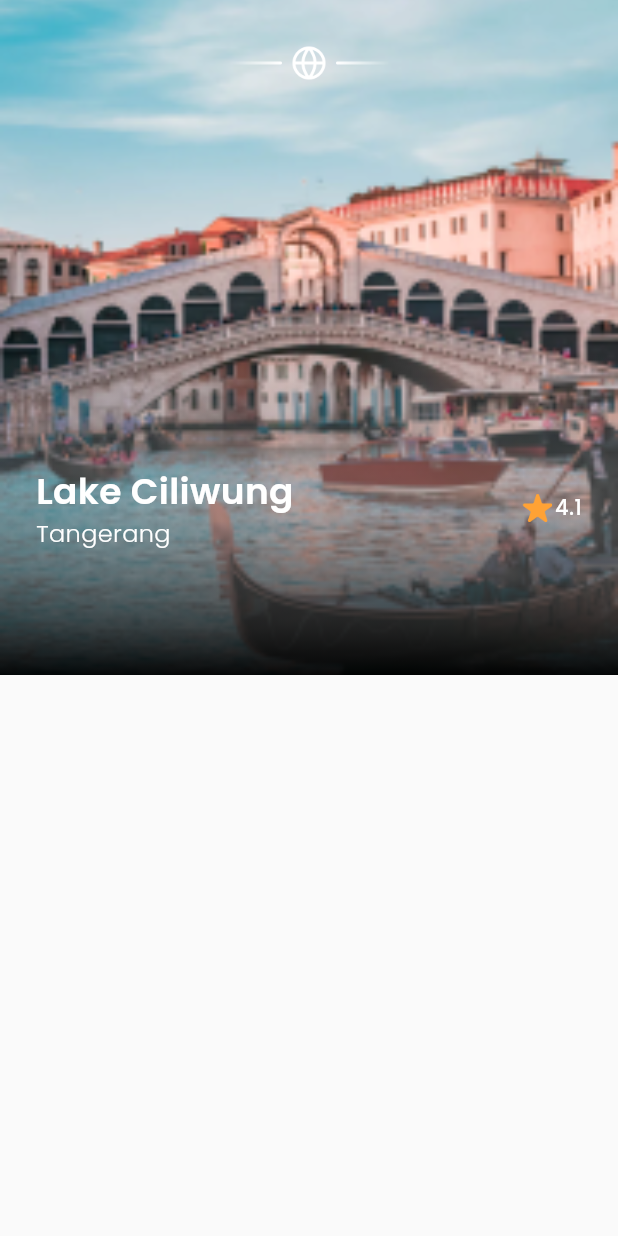
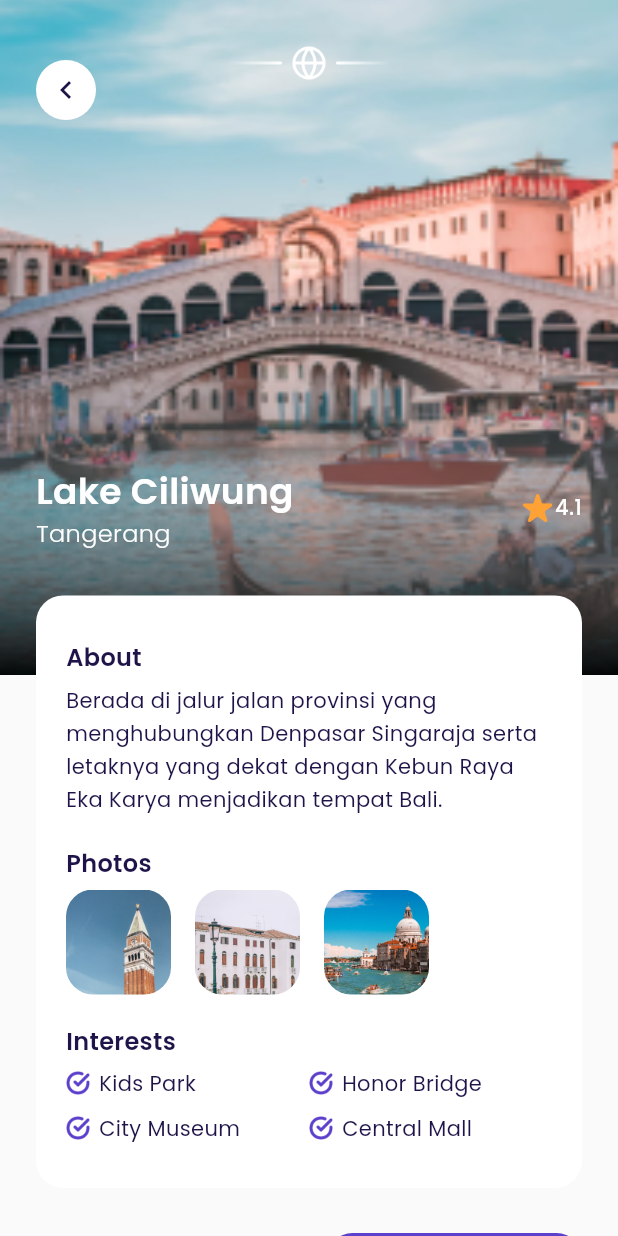
Before and after one commit to acepnurmansidik/M-airplane, a Flutter app: the MainPage screen opened by its route, after a tap on "4.8", on a phone screen of 412 x 824 dp. Run offline on Flutter 3.47's test engine with Material 3 defaults, Android fonts, the phone set to English and light mode, and no system bars; our stand-ins replace google_fonts.

Commit message:
completed detail page

```diff
--- a/lib/page/detail_page.dart
+++ b/lib/page/detail_page.dart
@@ -1,4 +1,7 @@
 import 'package:airplane/theme.dart';
+import 'package:airplane/widgets/custom_buttom.dart';
+import 'package:airplane/widgets/interest_item.dart';
+import 'package:airplane/widgets/photo_item.dart';
 import 'package:flutter/cupertino.dart';
 import 'package:flutter/material.dart';
 import 'package:flutter/widgets.dart';
@@ -92,16 +95,157 @@ class DetailPage extends StatelessWidget {
                   ),
                 ],
               ),
+            ),
+
+            // NOTE: DESCRIPTION
+            Container(
+              width: double.infinity,
+              margin: EdgeInsets.only(top: 30),
+              padding: EdgeInsets.symmetric(horizontal: 20, vertical: 30),
+              decoration: BoxDecoration(
+                  color: kWhiteColor, borderRadius: BorderRadius.circular(18)),
+              child: Column(
+                crossAxisAlignment: CrossAxisAlignment.start,
+                children: [
+                  Text(
+                    'About',
+                    style: blackTextStyle.copyWith(
+                        fontSize: 16, fontWeight: semibold),
+                  ),
+                  SizedBox(
+                    height: 6,
+                  ),
+                  Text(
+                    'Berada di jalur jalan provinsi yang menghubungkan Denpasar Singaraja serta letaknya yang dekat dengan Kebun Raya Eka Karya menjadikan tempat Bali.',
+                    style: blackTextStyle.copyWith(height: 1.6),
+                  ),
+
+                  // NOTE: PHOTOS
+                  SizedBox(
+                    height: 20,
+                  ),
+                  Text(
+                    'Photos',
+                    style: blackTextStyle.copyWith(
+                        fontSize: 16, fontWeight: semibold),
+                  ),
+                  SizedBox(
+                    height: 6,
+                  ),
+                  SingleChildScrollView(
+                    scrollDirection: Axis.horizontal,
+                    child: Row(
+                      children: [
+                        PhotoItem(
+                          imageUrl: 'assets/img_photo1.png',
+                        ),
+                        PhotoItem(
+                          imageUrl: 'assets/img_photo2.png',
+                        ),
+                        PhotoItem(
+                          imageUrl: 'assets/img_photo3.png',
+                        ),
+                      ],
+                    ),
+                  ),
+
+                  // NOTE: INTEREST
+                  SizedBox(
+                    height: 20,
+                  ),
+                  Text(
+                    'Interests',
+                    style: blackTextStyle.copyWith(
+                        fontSize: 16, fontWeight: semibold),
+                  ),
+                  SizedBox(
+                    height: 6,
+                  ),
+                  Row(
+                    children: [
+                      InterestItem(text: 'Kids Park'),
+                      InterestItem(text: 'Honor Bridge'),
+                    ],
+                  ),
+                  SizedBox(
+                    height: 10,
+                  ),
+                  Row(
+                    children: [
+                      InterestItem(text: 'City Museum'),
+                      InterestItem(text: 'Central Mall'),
+                    ],
+                  ),
+                ],
+              ),
+            ),
+
+            // PRICE & BOOK
+            Container(
+              width: double.infinity,
+              margin: EdgeInsets.symmetric(vertical: 30),
+              child: Row(
+                children: [
+                  Expanded(
+                    child: Column(
+                      crossAxisAlignment: CrossAxisAlignment.start,
+                      children: [
+                        Text(
+                          'IDR 2.500.000',
+                          style: blackTextStyle.copyWith(
+                              fontSize: 18, fontWeight: medium),
+                        ),
+                        SizedBox(
+                          height: 5,
+                        ),
+                        Text('per orang', style: greyTextStyle),
+                      ],
+                    ),
+                  ),
+                  CustomButtom(
+                    title: 'Book Now',
+                    onPressed: () {},
+                    width: 170,
+                  )
+                ],
+              ),
             )
           ],
         ),
       );
     }
 
+    Widget buttonBack() {
+      return GestureDetector(
+        onTap: () {
+          Navigator.pop(context);
+        },
+        child: Container(
+          margin: EdgeInsets.only(top: 40, left: 24),
+          height: 40,
+          width: 40,
+          decoration: BoxDecoration(
+              color: kWhiteColor, borderRadius: BorderRadius.circular(50)),
+          child: Icon(
+            Icons.chevron_left,
+            color: kBlackColor,
+          ),
+        ),
+      );
+    }
+
     return Scaffold(
       backgroundColor: kBackgroundColor,
-      body: Stack(
-        children: [backgroundImage(), customShadow(), content()],
+      body: SingleChildScrollView(
+        scrollDirection: Axis.vertical,
+        child: Stack(
+          children: [
+            backgroundImage(),
+            customShadow(),
+            content(),
+            buttonBack(),
+          ],
+        ),
       ),
     );
   }
--- a/lib/widgets/destination_tile.dart
+++ b/lib/widgets/destination_tile.dart
@@ -1,3 +1,4 @@
+import 'package:airplane/page/detail_page.dart';
 import 'package:airplane/theme.dart';
 import 'package:flutter/material.dart';
 import 'package:flutter/widgets.dart';
@@ -16,7 +17,12 @@ class DestinationTile extends StatelessWidget {
 
   @override
   Widget build(BuildContext context) {
-    return Container(
+    return GestureDetector(
+      onTap: () {
+        Navigator.push(
+            context, MaterialPageRoute(builder: (context) => DetailPage()));
+      },
+      child: Container(
         margin: EdgeInsets.only(top: 16),
         padding: EdgeInsets.all(10),
         decoration: BoxDecoration(
@@ -38,8 +44,8 @@ class DestinationTile extends StatelessWidget {
                 children: [
                   Text(
                     name,
-                  style:
-                      blackTextStyle.copyWith(fontSize: 18, fontWeight: medium),
+                    style: blackTextStyle.copyWith(
+                        fontSize: 18, fontWeight: medium),
                   ),
                   SizedBox(
                     height: 5,
@@ -70,6 +76,7 @@ class DestinationTile extends StatelessWidget {
             )
           ],
         ),
+      ),
     );
   }
 }
--- /dev/null
+++ b/lib/widgets/interest_item.dart
@@ -0,0 +1,30 @@
+import 'package:airplane/theme.dart';
+import 'package:flutter/material.dart';
+
+class InterestItem extends StatelessWidget {
+  final String text;
+  const InterestItem({super.key, required this.text});
+
+  @override
+  Widget build(BuildContext context) {
+    return Expanded(
+      child: Row(
+        children: [
+          Container(
+            width: 16,
+            height: 16,
+            margin: EdgeInsets.only(right: 6),
+            decoration: BoxDecoration(
+                image: DecorationImage(
+                    fit: BoxFit.cover,
+                    image: AssetImage('assets/icon_check.png'))),
+          ),
+          Text(
+            text,
+            style: blackTextStyle,
+          )
+        ],
+      ),
+    );
+  }
+}
--- /dev/null
+++ b/lib/widgets/photo_item.dart
@@ -0,0 +1,19 @@
+import 'package:flutter/material.dart';
+
+class PhotoItem extends StatelessWidget {
+  final String imageUrl;
+  const PhotoItem({super.key, required this.imageUrl});
+
+  @override
+  Widget build(BuildContext context) {
+    return Container(
+      height: 70,
+      width: 70,
+      margin: EdgeInsets.only(right: 16),
+      decoration: BoxDecoration(
+          borderRadius: BorderRadius.circular(18),
+          image:
+              DecorationImage(fit: BoxFit.cover, image: AssetImage(imageUrl))),
+    );
+  }
+}
```
Lines whose indentation alone changed are shown as unchanged.
